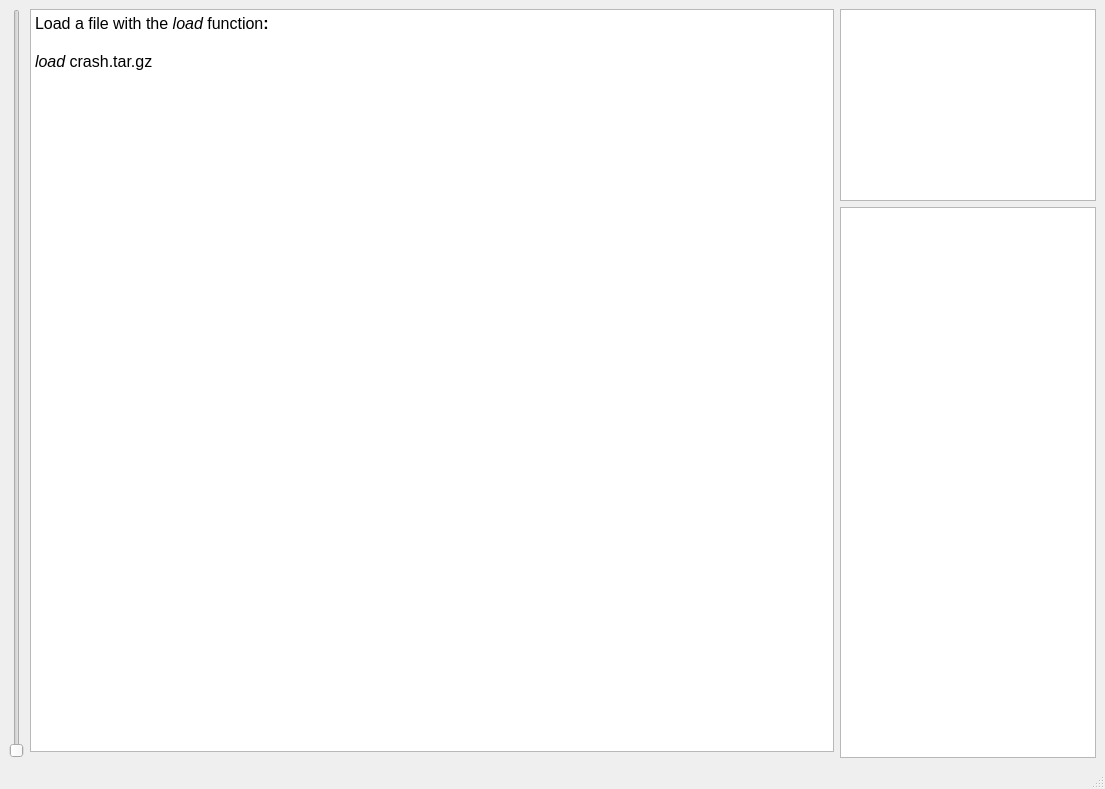
The window that hase/frontend/mainwindow.ui (hase-project/hase) describes before a commit, drawn with Qt 5.
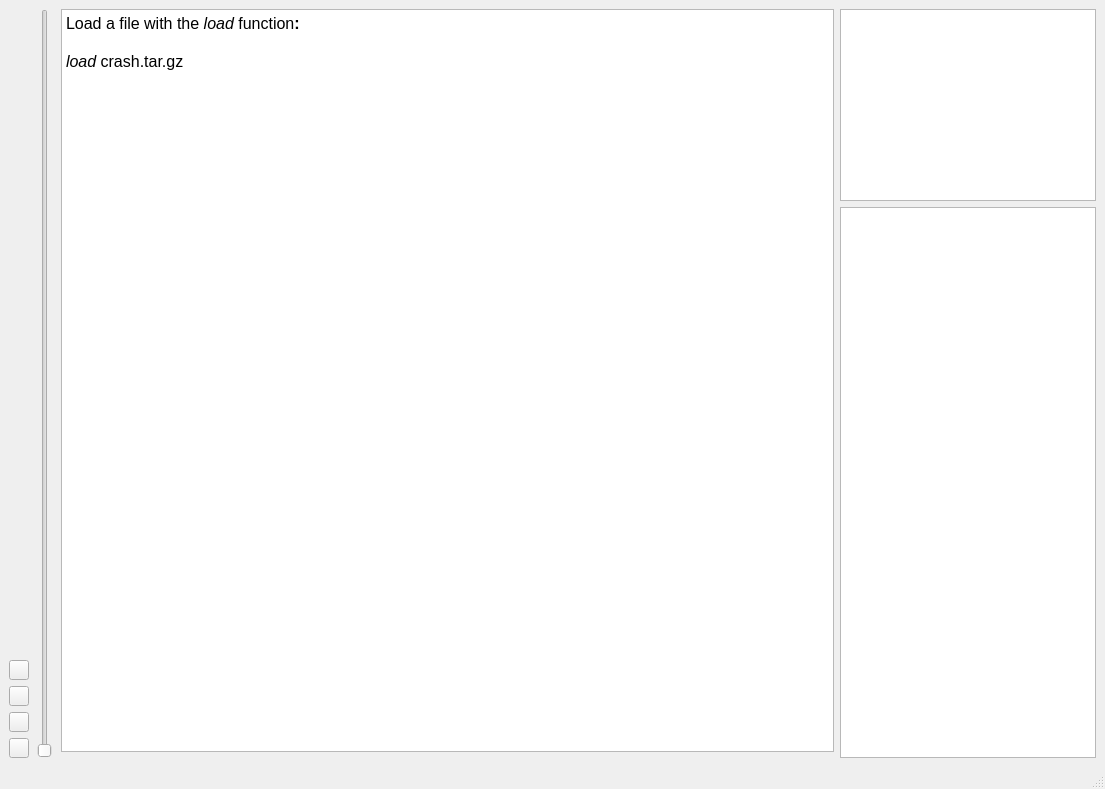
The same window after the commit. Icons and pictures are not drawn. Custom widgets are drawn as their Qt base class.

Commit message: Necessary Buttons

```diff
--- a/hase/frontend/mainwindow.ui
+++ b/hase/frontend/mainwindow.ui
@@ -15,7 +15,20 @@
   </property>
   <widget class="QWidget" name="centralwidget">
    <layout class="QGridLayout" name="gridLayout">
-    <item row="1" column="2">
+    <item row="2" column="1">
+     <widget class="QSlider" name="time_slider">
+      <property name="minimumSize">
+       <size>
+        <width>20</width>
+        <height>0</height>
+       </size>
+      </property>
+      <property name="orientation">
+       <enum>Qt::Vertical</enum>
+      </property>
+     </widget>
+    </item>
+    <item row="2" column="2">
      <layout class="QVBoxLayout" name="verticalLayout">
       <item>
        <widget class="QTextBrowser" name="code_view">
@@ -41,14 +54,7 @@
       </item>
      </layout>
     </item>
-    <item row="1" column="0">
-     <widget class="QSlider" name="time_slider">
-      <property name="orientation">
-       <enum>Qt::Vertical</enum>
-      </property>
-     </widget>
-    </item>
-    <item row="1" column="4">
+    <item row="2" column="4">
      <layout class="QVBoxLayout" name="verticalLayout_2">
       <item>
        <widget class="QTableWidget" name="reg_view">
@@ -72,6 +78,103 @@
       </item>
      </layout>
     </item>
+    <item row="2" column="0">
+     <layout class="QVBoxLayout" name="verticalLayout_4">
+      <item>
+       <spacer name="verticalSpacer">
+        <property name="orientation">
+         <enum>Qt::Vertical</enum>
+        </property>
+        <property name="sizeHint" stdset="0">
+         <size>
+          <width>20</width>
+          <height>40</height>
+         </size>
+        </property>
+       </spacer>
+      </item>
+      <item>
+       <widget class="QPushButton" name="upto_button">
+        <property name="maximumSize">
+         <size>
+          <width>20</width>
+          <height>20</height>
+         </size>
+        </property>
+        <property name="text">
+         <string/>
+        </property>
+        <property name="icon">
+         <iconset>
+          <normaloff>icon/upto.png</normaloff>icon/upto.png</iconset>
+        </property>
+       </widget>
+      </item>
+      <item>
+       <widget class="QPushButton" name="up_button">
+        <property name="sizePolicy">
+         <sizepolicy hsizetype="Minimum" vsizetype="Minimum">
+          <horstretch>0</horstretch>
+          <verstretch>0</verstretch>
+         </sizepolicy>
+        </property>
+        <property name="maximumSize">
+         <size>
+          <width>20</width>
+          <height>20</height>
+         </size>
+        </property>
+        <property name="text">
+         <string/>
+        </property>
+        <property name="icon">
+         <iconset>
+          <normaloff>icon/up.png</normaloff>icon/up.png</iconset>
+        </property>
+       </widget>
+      </item>
+      <item>
+       <widget class="QPushButton" name="down_button">
+        <property name="sizePolicy">
+         <sizepolicy hsizetype="Minimum" vsizetype="Minimum">
+          <horstretch>0</horstretch>
+          <verstretch>0</verstretch>
+         </sizepolicy>
+        </property>
+        <property name="maximumSize">
+         <size>
+          <width>20</width>
+          <height>20</height>
+         </size>
+        </property>
+        <property name="text">
+         <string/>
+        </property>
+        <property name="icon">
+         <iconset>
+          <normaloff>icon/down.png</normaloff>icon/down.png</iconset>
+        </property>
+       </widget>
+      </item>
+      <item>
+       <widget class="QPushButton" name="downto_button">
+        <property name="maximumSize">
+         <size>
+          <width>20</width>
+          <height>20</height>
+         </size>
+        </property>
+        <property name="text">
+         <string/>
+        </property>
+        <property name="icon">
+         <iconset>
+          <normaloff>icon/downto.png</normaloff>icon/downto.png</iconset>
+        </property>
+       </widget>
+      </item>
+     </layout>
+    </item>
    </layout>
   </widget>
   <widget class="QMenuBar" name="menubar">
```
The commit also changes 10 other files.
